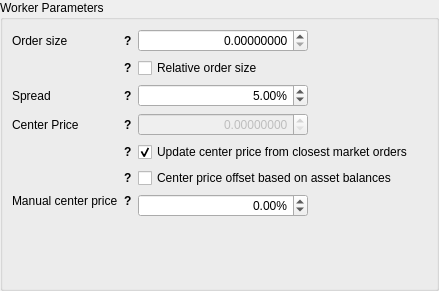
Above: dexbot/views/ui/forms/relative_orders_widget.ui from xeroc/stakemachine before the change. Below: the same form after it.
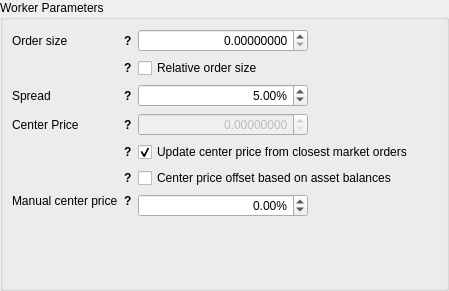
That is the form after the change.

Commit message: Modify relative orders widget

The edit to the form file:
```diff
--- a/dexbot/views/ui/forms/relative_orders_widget.ui
+++ b/dexbot/views/ui/forms/relative_orders_widget.ui
@@ -6,7 +6,7 @@
    <rect>
     <x>0</x>
     <y>0</y>
-    <width>439</width>
+    <width>449</width>
     <height>291</height>
    </rect>
   </property>
```
Left out of the diff: 400 changed lines with no effect on the pictures.
